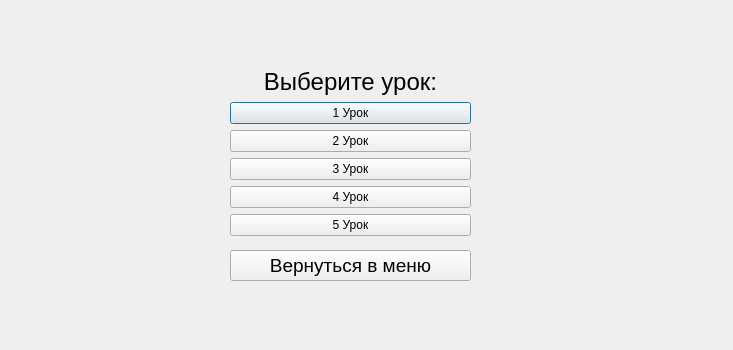
Above: lessons.ui from philipscode/typingTrainer before the change. Below: the same form after it.
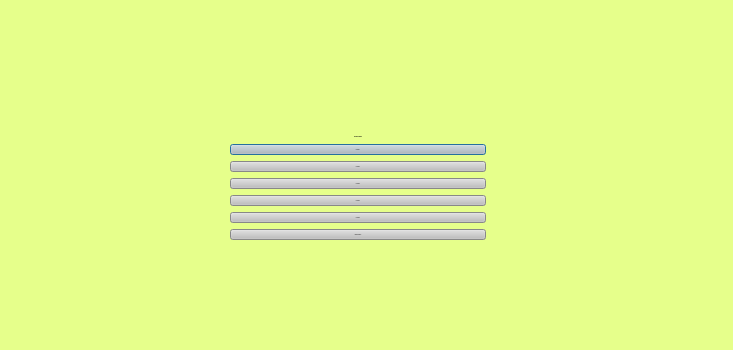
That is the form after the change.

Diff of the .ui file:
```diff
--- a/lessons.ui
+++ b/lessons.ui
@@ -13,13 +13,19 @@
   <property name="windowTitle">
    <string>Dialog</string>
   </property>
+  <property name="styleSheet">
+   <string notr="true">QDialog {
+background-color: rgb(230, 255, 139);
+}
+</string>
+  </property>
   <widget class="QWidget" name="layoutWidget">
    <property name="geometry">
     <rect>
      <x>230</x>
      <y>60</y>
-     <width>241</width>
-     <height>231</height>
+     <width>256</width>
+     <height>256</height>
     </rect>
    </property>
    <layout class="QVBoxLayout" name="verticalLayout_2">
@@ -35,15 +41,24 @@
         </property>
         <property name="font">
          <font>
-          <family>Arial</family>
-          <pointsize>18</pointsize>
+          <family>Indie Flower</family>
+          <pointsize>-1</pointsize>
+          <weight>75</weight>
+          <italic>false</italic>
+          <bold>true</bold>
          </font>
         </property>
+        <property name="styleSheet">
+         <string notr="true">QLabel {
+font: bold 30px &quot;Indie Flower&quot;;
+color: black
+}</string>
+        </property>
         <property name="locale">
          <locale language="Russian" country="Russia"/>
         </property>
         <property name="text">
-         <string>Выберите урок:</string>
+         <string>Choose a lesson</string>
         </property>
         <property name="alignment">
          <set>Qt::AlignCenter</set>
@@ -54,14 +69,25 @@
        <widget class="QPushButton" name="lesson_1">
         <property name="font">
          <font>
-          <family>Arial</family>
+          <family>Indie Flower</family>
+          <pointsize>-1</pointsize>
+          <weight>50</weight>
+          <italic>false</italic>
+          <bold>false</bold>
          </font>
         </property>
+        <property name="styleSheet">
+         <string notr="true">QPushButton {
+background-color: rgb(191, 191, 191);
+font:  18px &quot;Indie Flower&quot;;
+color: black
+}</string>
+        </property>
         <property name="locale">
          <locale language="Russian" country="Russia"/>
         </property>
         <property name="text">
-         <string>1 Урок</string>
+         <string>Lesson 1</string>
         </property>
        </widget>
       </item>
@@ -69,14 +95,25 @@
        <widget class="QPushButton" name="lesson_2">
         <property name="font">
          <font>
-          <family>Arial</family>
+          <family>Indie Flower</family>
+          <pointsize>-1</pointsize>
+          <weight>50</weight>
+          <italic>false</italic>
+          <bold>false</bold>
          </font>
         </property>
+        <property name="styleSheet">
+         <string notr="true">QPushButton {
+background-color: rgb(191, 191, 191);
+font:  18px &quot;Indie Flower&quot;;
+color: black
+}</string>
+        </property>
         <property name="locale">
          <locale language="Russian" country="Russia"/>
         </property>
         <property name="text">
-         <string>2 Урок</string>
+         <string>Lesson 2</string>
         </property>
        </widget>
       </item>
@@ -84,14 +121,25 @@
        <widget class="QPushButton" name="lesson_3">
         <property name="font">
          <font>
-          <family>Arial</family>
+          <family>Indie Flower</family>
+          <pointsize>-1</pointsize>
+          <weight>50</weight>
+          <italic>false</italic>
+          <bold>false</bold>
          </font>
         </property>
+        <property name="styleSheet">
+         <string notr="true">QPushButton {
+background-color: rgb(191, 191, 191);
+font:  18px &quot;Indie Flower&quot;;
+color: black
+}</string>
+        </property>
         <property name="locale">
          <locale language="Russian" country="Russia"/>
         </property>
         <property name="text">
-         <string>3 Урок</string>
+         <string>Lesson 3</string>
         </property>
        </widget>
       </item>
@@ -99,14 +147,25 @@
        <widget class="QPushButton" name="lesson_4">
         <property name="font">
          <font>
-          <family>Arial</family>
+          <family>Indie Flower</family>
+          <pointsize>-1</pointsize>
+          <weight>50</weight>
+          <italic>false</italic>
+          <bold>false</bold>
          </font>
         </property>
+        <property name="styleSheet">
+         <string notr="true">QPushButton {
+background-color: rgb(191, 191, 191);
+font:  18px &quot;Indie Flower&quot;;
+color: black
+}</string>
+        </property>
         <property name="locale">
          <locale language="Russian" country="Russia"/>
         </property>
         <property name="text">
-         <string>4 Урок</string>
+         <string>Lesson 4</string>
         </property>
        </widget>
       </item>
@@ -114,40 +173,61 @@
        <widget class="QPushButton" name="lesson_5">
         <property name="font">
          <font>
-          <family>Arial</family>
+          <family>Indie Flower</family>
+          <pointsize>-1</pointsize>
+          <weight>50</weight>
+          <italic>false</italic>
+          <bold>false</bold>
          </font>
         </property>
+        <property name="styleSheet">
+         <string notr="true">QPushButton {
+background-color: rgb(191, 191, 191);
+font:  18px &quot;Indie Flower&quot;;
+color: black
+}</string>
+        </property>
         <property name="locale">
          <locale language="Russian" country="Russia"/>
         </property>
         <property name="text">
-         <string>5 Урок</string>
+         <string>Lesson 5</string>
         </property>
        </widget>
-      </item>
-     </layout>
     </item>
     <item>
      <widget class="QPushButton" name="Back_to_menu">
       <property name="sizePolicy">
-       <sizepolicy hsizetype="Preferred" vsizetype="Fixed">
+         <sizepolicy hsizetype="Minimum" vsizetype="Fixed">
         <horstretch>0</horstretch>
         <verstretch>0</verstretch>
        </sizepolicy>
       </property>
       <property name="font">
        <font>
-        <family>Arial</family>
-        <pointsize>14</pointsize>
-       </font>
-      </property>
+          <family>Indie Flower</family>
+          <pointsize>-1</pointsize>
+          <weight>50</weight>
+          <italic>false</italic>
+          <bold>false</bold>
+         </font>
+        </property>
+        <property name="styleSheet">
+         <string notr="true">QPushButton {
+background-color: rgb(191, 191, 191);
+font:  18px &quot;Indie Flower&quot;;
+color: black
+}</string>
+        </property>
       <property name="locale">
        <locale language="Russian" country="Russia"/>
       </property>
       <property name="text">
-       <string>Вернуться в меню</string>
-      </property>
-     </widget>
+         <string>Back to Menu</string>
+        </property>
+       </widget>
+      </item>
+     </layout>
     </item>
    </layout>
   </widget>
```
Lines whose indentation alone changed are shown as unchanged.
